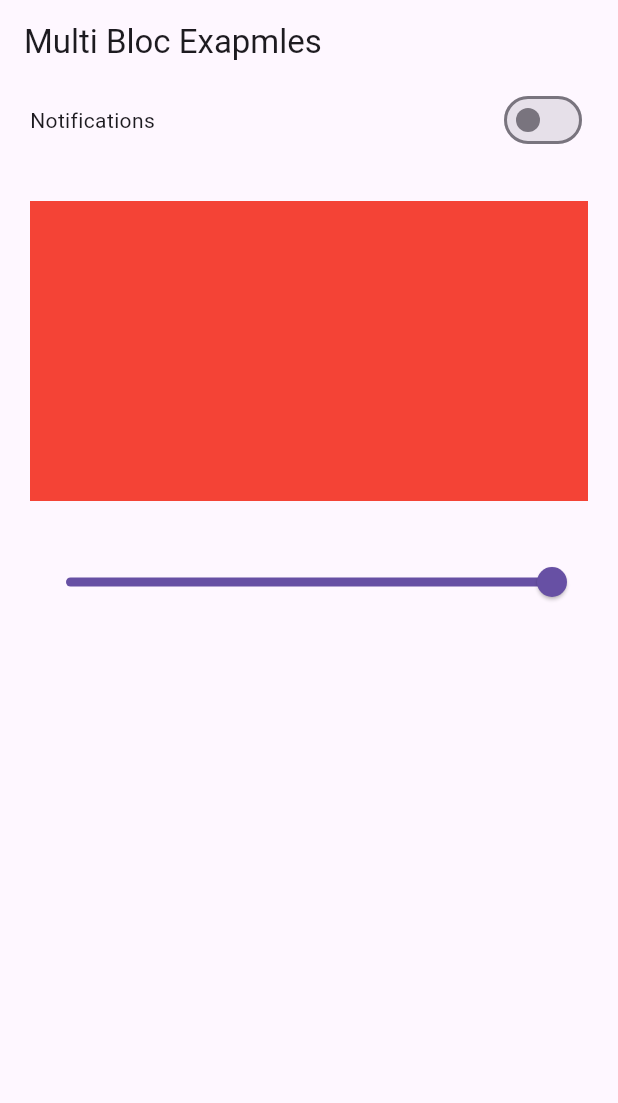
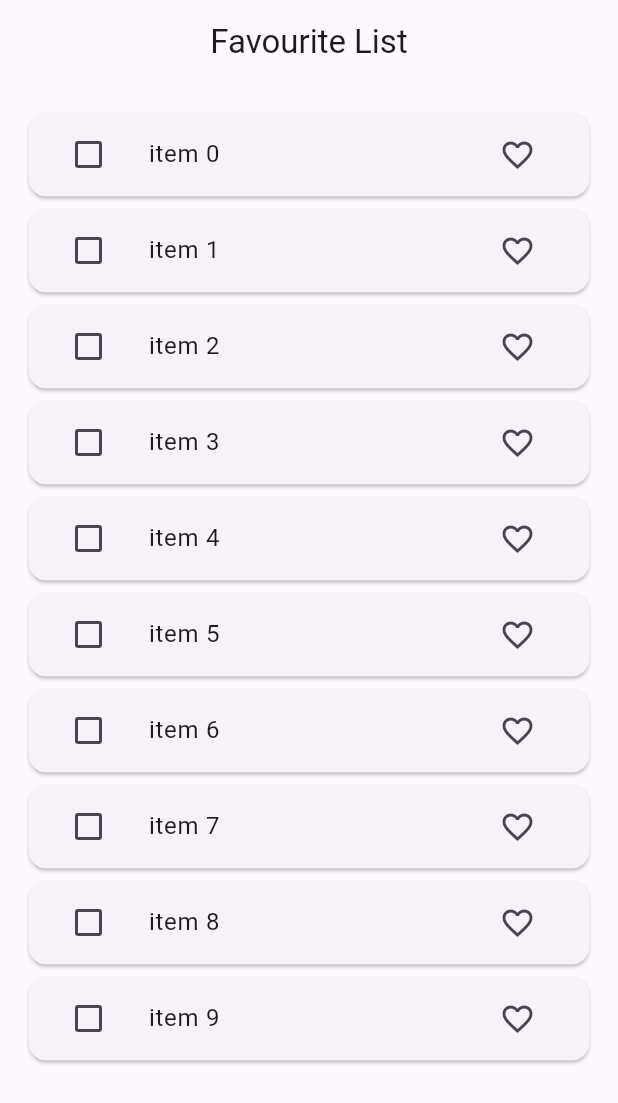
Before and after one commit to Samee4545/BlocLearning, a Flutter app: the screen it shows after launch, on a phone screen of 412 x 824 dp. Shown: the top 1103 px of the screen. Run offline on Flutter 3.47's test engine with Material 3 defaults, Android fonts, the phone set to English and light mode, and no system bars; our stand-ins replace bloc, equatable, flutter_bloc, image_picker.

Commit message:
Add files via upload

```diff
--- /dev/null
+++ b/MultiblocStateManagementExamples/lib/Model/favouriteListModel.dart
@@ -0,0 +1,27 @@
+import 'package:equatable/equatable.dart';
+
+class favouriteItemModel extends Equatable {
+  favouriteItemModel({
+    required this.id,
+    required this.name,
+    this.isDeleted = false,
+    this.isFavourite = false,
+  });
+  final String id;
+  final String name;
+  final bool isFavourite;
+  final bool isDeleted;
+
+  favouriteItemModel copyWith(
+      {String? id, String? name, bool? isFavourite, bool? isDeleted}) {
+    return favouriteItemModel(
+        id: id ?? this.id,
+        name: name ?? this.name,
+        isFavourite: isFavourite ?? this.isFavourite,
+        isDeleted: isDeleted ?? this.isDeleted);
+  }
+
+  @override
+  // TODO: implement props
+  List<Object?> get props => [id, name, isFavourite, isDeleted];
+}
--- /dev/null
+++ b/MultiblocStateManagementExamples/lib/Repository/faourite_repositoroy.dart
@@ -0,0 +1,16 @@
+import 'package:multibloc/Model/favouriteListModel.dart';
+
+class favouriteRepository {
+  Future<List<favouriteItemModel>> fetchItem() async {
+    await Future.delayed(const Duration(seconds: 3));
+
+    return List.of(_generateList(10));
+  }
+
+  List<favouriteItemModel> _generateList(int length) {
+    return List.generate(
+        length,
+        (index) =>
+            favouriteItemModel(id: index.toString(), name: 'item $index'));
+  }
+}
--- /dev/null
+++ b/MultiblocStateManagementExamples/lib/Utils/image_picker_util.dart
@@ -0,0 +1,15 @@
+import 'package:image_picker/image_picker.dart';
+
+class imagePickerUtils {
+  final ImagePicker _picker = ImagePicker();
+
+  Future<XFile> cameraCapture() async {
+    final XFile? image = await _picker.pickImage(source: ImageSource.camera);
+    return image!;
+  }
+
+  Future<XFile> gallreyImage() async {
+    final XFile? image = await _picker.pickImage(source: ImageSource.gallery);
+    return image!;
+  }
+}
--- /dev/null
+++ b/MultiblocStateManagementExamples/lib/Views/favourite_list_app.dart
@@ -0,0 +1,96 @@
+import 'package:flutter/material.dart';
+import 'package:flutter_bloc/flutter_bloc.dart';
+import 'package:multibloc/Model/favouriteListModel.dart';
+import 'package:multibloc/bloc/favourite_list_bloc/favouriteListBloc.dart';
+import 'package:multibloc/bloc/favourite_list_bloc/favouriteListEvent.dart';
+import 'package:multibloc/bloc/favourite_list_bloc/favouriteListStates.dart';
+
+class FavouriteListScreen extends StatefulWidget {
+  const FavouriteListScreen({super.key});
+
+  @override
+  State<FavouriteListScreen> createState() => _FavouriteListScreenState();
+}
+
+class _FavouriteListScreenState extends State<FavouriteListScreen> {
+  @override
+  void initState() {
+    context.read<FavouriteBloc>().add(fetchFaouriteList());
+    super.initState();
+  }
+
+  Widget build(BuildContext context) {
+    return Scaffold(
+      appBar: AppBar(
+        title: const Text("Favourite List"),
+        centerTitle: true,
+        actions: [
+          BlocBuilder<FavouriteBloc, FavouriteStates>(
+            builder: (context, state) {
+              return Visibility(
+                visible: state.tempfavouriteItemList.isNotEmpty ? true : false,
+                child: IconButton(
+                    onPressed: () {
+                      context.read<FavouriteBloc>().add(DeleteItem());
+                    },
+                    icon: Icon(
+                      Icons.delete,
+                      color: Colors.red,
+                    )),
+              );
+            },
+          )
+        ],
+      ),
+      body: Padding(
+        padding: const EdgeInsets.all(15.0),
+        child: BlocBuilder<FavouriteBloc, FavouriteStates>(
+            builder: (context, state) {
+          if (state.loadingStatus == LoadingStatus.loading) {
+            return const Center(child: CircularProgressIndicator());
+          } else if (state.loadingStatus == LoadingStatus.failed) {
+            return const Center(child: Text("Failed to load"));
+          } else {
+            return ListView.builder(
+                itemCount: state.favouriteItemList.length,
+                itemBuilder: ((context, index) {
+                  final item = state.favouriteItemList[index];
+                  return Card(
+                      child: ListTile(
+                          title: Text(item.name.toString()),
+                          leading: Checkbox(
+                              value: state.tempfavouriteItemList.contains(item),
+                              onChanged: (value) {
+                                if (value == true) {
+                                  context
+                                      .read<FavouriteBloc>()
+                                      .add(selectItem(item: item));
+                                } else {
+                                  context
+                                      .read<FavouriteBloc>()
+                                      .add(unSelectItem(item: item));
+                                }
+                              }),
+                          trailing: IconButton(
+                            onPressed: () {
+                              favouriteItemModel FavouriteItemModel =
+                                  favouriteItemModel(
+                                      id: item.id,
+                                      name: item.name,
+                                      isFavourite:
+                                          item.isFavourite ? false : true);
+                              context
+                                  .read<FavouriteBloc>()
+                                  .add(favouriteItem(item: FavouriteItemModel));
+                            },
+                            icon: Icon(item.isFavourite
+                                ? Icons.favorite
+                                : Icons.favorite_border_outlined),
+                          )));
+                }));
+          }
+        }),
+      ),
+    );
+  }
+}
--- /dev/null
+++ b/MultiblocStateManagementExamples/lib/bloc/ImagepickerBloc/image_picker_bloc.dart
@@ -0,0 +1,23 @@
+import 'package:bloc/bloc.dart';
+import 'package:image_picker/image_picker.dart';
+import 'package:multibloc/Utils/image_picker_util.dart';
+import 'package:multibloc/bloc/ImagepickerBloc/image_picker_events.dart';
+import 'package:multibloc/bloc/ImagepickerBloc/image_picker_states.dart';
+
+class ImagePickerBloc extends Bloc<ImagePickerEvents, ImagePickerStates> {
+  final imagePickerUtils imagePickerUtil;
+  ImagePickerBloc(this.imagePickerUtil) : super(ImagePickerStates()) {
+    on<CaptureImage>(cameraCapture);
+  }
+  void cameraCapture(
+      CaptureImage event, Emitter<ImagePickerStates> states) async {
+    XFile? file = await imagePickerUtil.cameraCapture();
+    emit(state.copyWith(imagefile: file));
+  }
+
+  void galleryImage(
+      GalleryIamgePicker event, Emitter<ImagePickerStates> states) async {
+    XFile? file = await imagePickerUtil.gallreyImage();
+    emit(state.copyWith(imagefile: file));
+  }
+}
--- /dev/null
+++ b/MultiblocStateManagementExamples/lib/bloc/ImagepickerBloc/image_picker_events.dart
@@ -0,0 +1,12 @@
+import 'package:equatable/equatable.dart';
+
+abstract class ImagePickerEvents extends Equatable {
+  ImagePickerEvents();
+
+  @override
+  List<Object> get props => [];
+}
+
+class CaptureImage extends ImagePickerEvents {}
+
+class GalleryIamgePicker extends ImagePickerEvents {}
--- /dev/null
+++ b/MultiblocStateManagementExamples/lib/bloc/ImagepickerBloc/image_picker_states.dart
@@ -0,0 +1,18 @@
+import 'package:equatable/equatable.dart';
+import 'package:image_picker/image_picker.dart';
+
+class ImagePickerStates extends Equatable {
+  final XFile? imagefile;
+  const ImagePickerStates({
+    this.imagefile,
+  });
+
+  ImagePickerStates copyWith({XFile? imagefile}) {
+    return ImagePickerStates(
+      imagefile: imagefile ?? this.imagefile,
+    );
+  }
+
+  @override
+  List<Object?> get props => [imagefile];
+}
--- /dev/null
+++ b/MultiblocStateManagementExamples/lib/bloc/List_bloc/list_bloc.dart
@@ -0,0 +1,21 @@
+import 'package:bloc/bloc.dart';
+import 'package:multibloc/bloc/List_bloc/list_bloc_event.dart';
+import 'package:multibloc/bloc/List_bloc/list_bloc_states.dart';
+
+class ToDoBloc extends Bloc<ToDoEvent, ToDoState> {
+  final List<String> todos = [];
+  ToDoBloc() : super(const ToDoState()) {
+    on<AddTodoEvent>(_addToEvent);
+    on<RemoveTodoEvent>(_removeEvent);
+  }
+
+  void _addToEvent(AddTodoEvent event, Emitter<ToDoState> emit) {
+    todos.add(event.task);
+    emit(state.copyWith(todos: List.from(todos)));
+  }
+
+  void _removeEvent(RemoveTodoEvent event, Emitter<ToDoState> emit) {
+    todos.remove(event.index);
+    emit(state.copyWith(todos: List.from(todos)));
+  }
+}
--- /dev/null
+++ b/MultiblocStateManagementExamples/lib/bloc/List_bloc/list_bloc_event.dart
@@ -0,0 +1,22 @@
+import 'package:equatable/equatable.dart';
+
+abstract class ToDoEvent extends Equatable {
+  const ToDoEvent();
+}
+
+class AddTodoEvent extends ToDoEvent {
+  final String task;
+
+  const AddTodoEvent(this.task);
+
+  @override
+  List<Object?> get props => [task];
+}
+
+class RemoveTodoEvent extends ToDoEvent {
+  final Object index;
+  const RemoveTodoEvent(this.index);
+
+  @override
+  List<Object?> get props => [index];
+}
--- /dev/null
+++ b/MultiblocStateManagementExamples/lib/bloc/List_bloc/list_bloc_states.dart
@@ -0,0 +1,16 @@
+import 'package:equatable/equatable.dart';
+
+class ToDoState extends Equatable {
+  final List<String> todos;
+
+  const ToDoState({this.todos = const []});
+
+  ToDoState copyWith({List<String>? todos}) {
+    return ToDoState(
+      todos: todos ?? this.todos,
+    );
+  }
+
+  @override
+  List<Object> get props => [todos];
+}
--- /dev/null
+++ b/MultiblocStateManagementExamples/lib/bloc/favourite_list_bloc/favouriteListBloc.dart
@@ -0,0 +1,61 @@
+import 'package:flutter_bloc/flutter_bloc.dart';
+import 'package:multibloc/Model/favouriteListModel.dart';
+import 'package:multibloc/Repository/faourite_repositoroy.dart';
+import 'package:multibloc/bloc/favourite_list_bloc/favouriteListEvent.dart';
+import 'package:multibloc/bloc/favourite_list_bloc/favouriteListStates.dart';
+
+class FavouriteBloc extends Bloc<FavouriteEvent, FavouriteStates> {
+  List<favouriteItemModel> favouriteList = [];
+  List<favouriteItemModel> tempfavouriteList = [];
+  favouriteRepository FavouriteRepository;
+  FavouriteBloc(this.FavouriteRepository) : super(const FavouriteStates()) {
+    on<fetchFaouriteList>(fetchList);
+    on<favouriteItem>(_addFavouriteItem);
+    on<selectItem>(_SelectItem);
+    on<unSelectItem>(_UnSelectItem);
+    on<DeleteItem>(_deleteItem);
+  }
+
+  void fetchList(fetchFaouriteList event, Emitter<FavouriteStates> emit) async {
+    favouriteList = await FavouriteRepository.fetchItem();
+    emit(state.copyWith(
+        favouriteItemList: List.from(favouriteList),
+        loadingStatus: LoadingStatus.successful));
+  }
+
+  void _addFavouriteItem(
+      favouriteItem event, Emitter<FavouriteStates> emit) async {
+    final index =
+        favouriteList.indexWhere((element) => element.id == event.item.id);
+    if (event.item.isFavourite) {
+      if (tempfavouriteList.contains(favouriteList[index])) {
+        tempfavouriteList.remove(favouriteList[index]);
+        tempfavouriteList.add(event.item);
+      }
+    }
+    favouriteList[index] = event.item;
+    emit(state.copyWith(
+        favouriteItemList: List.from(favouriteList),
+        tempfavouriteItemList: List.from(tempfavouriteList)));
+  }
+
+  void _SelectItem(selectItem event, Emitter<FavouriteStates> emit) async {
+    tempfavouriteList.add(event.item);
+    emit(state.copyWith(tempfavouriteItemList: List.from(tempfavouriteList)));
+  }
+
+  void _UnSelectItem(unSelectItem event, Emitter<FavouriteStates> emit) async {
+    tempfavouriteList.remove(event.item);
+    emit(state.copyWith(tempfavouriteItemList: List.from(tempfavouriteList)));
+  }
+
+  void _deleteItem(DeleteItem event, Emitter<FavouriteStates> emit) async {
+    for (int i = 0; i < tempfavouriteList.length; i++) {
+      favouriteList.remove(tempfavouriteList[i]);
+    }
+    tempfavouriteList.clear();
+    emit(state.copyWith(
+        tempfavouriteItemList: List.from(tempfavouriteList),
+        favouriteItemList: List.from(favouriteList)));
+  }
+}
--- /dev/null
+++ b/MultiblocStateManagementExamples/lib/bloc/favourite_list_bloc/favouriteListEvent.dart
@@ -0,0 +1,28 @@
+import 'package:equatable/equatable.dart';
+import 'package:multibloc/Model/favouriteListModel.dart';
+
+abstract class FavouriteEvent extends Equatable {
+  FavouriteEvent();
+
+  @override
+  List<Object> get props => [];
+}
+
+class fetchFaouriteList extends FavouriteEvent {}
+
+class favouriteItem extends FavouriteEvent {
+  final favouriteItemModel item;
+  favouriteItem({required this.item});
+}
+
+class selectItem extends FavouriteEvent {
+  final favouriteItemModel item;
+  selectItem({required this.item});
+}
+
+class unSelectItem extends FavouriteEvent {
+  final favouriteItemModel item;
+  unSelectItem({required this.item});
+}
+
+class DeleteItem extends FavouriteEvent {}
--- /dev/null
+++ b/MultiblocStateManagementExamples/lib/bloc/favourite_list_bloc/favouriteListStates.dart
@@ -0,0 +1,30 @@
+import 'package:equatable/equatable.dart';
+import 'package:multibloc/Model/favouriteListModel.dart';
+
+enum LoadingStatus { loading, successful, failed }
+
+class FavouriteStates extends Equatable {
+  final List<favouriteItemModel> favouriteItemList;
+  final List<favouriteItemModel> tempfavouriteItemList;
+  final LoadingStatus loadingStatus;
+  const FavouriteStates({
+    this.tempfavouriteItemList = const [],
+    this.favouriteItemList = const [],
+    this.loadingStatus = LoadingStatus.loading,
+  });
+
+  FavouriteStates copyWith(
+      {List<favouriteItemModel>? favouriteItemList,
+      final List<favouriteItemModel>? tempfavouriteItemList,
+      LoadingStatus? loadingStatus}) {
+    return FavouriteStates(
+        tempfavouriteItemList:
+            tempfavouriteItemList ?? this.tempfavouriteItemList,
+        favouriteItemList: favouriteItemList ?? this.favouriteItemList,
+        loadingStatus: loadingStatus ?? this.loadingStatus);
+  }
+
+  @override
+  List<Object> get props =>
+      [favouriteItemList, loadingStatus, tempfavouriteItemList];
+}
--- a/MultiblocStateManagementExamples/lib/main.dart
+++ b/MultiblocStateManagementExamples/lib/main.dart
@@ -1,7 +1,12 @@
 import 'package:flutter/material.dart';
 import 'package:flutter_bloc/flutter_bloc.dart';
+import 'package:multibloc/Repository/faourite_repositoroy.dart';
+import 'package:multibloc/Utils/image_picker_util.dart';
+import 'package:multibloc/Views/favourite_list_app.dart';
+import 'package:multibloc/bloc/ImagepickerBloc/image_picker_bloc.dart';
+import 'package:multibloc/bloc/List_bloc/list_bloc.dart';
+import 'package:multibloc/bloc/favourite_list_bloc/favouriteListBloc.dart';
 import 'package:multibloc/bloc/switch_bloc/switchbloc.dart';
-import 'package:multibloc/ui.dart';
 
 void main() {
   runApp(const MyApp());
@@ -14,10 +19,17 @@ class MyApp extends StatelessWidget {
   @override
   Widget build(BuildContext context) {
     return MultiBlocProvider(
-        providers: [BlocProvider(create: (_) => SwitchBloc())],
+        providers: [
+          BlocProvider(create: (_) => SwitchBloc()),
+          BlocProvider(create: (_) => ImagePickerBloc(imagePickerUtils())),
+          BlocProvider(create: (_) => ToDoBloc()),
+          BlocProvider(create: (_) => FavouriteBloc(favouriteRepository()))
+        ],
         child: MaterialApp(
           title: "Flutter Demo",
-          home: HomeScreen(),
+          debugShowCheckedModeBanner: false,
+          home:
+              FavouriteListScreen(), //Provide screen of exapmle which you want to execute
         ));
   }
 }
```
Also changed, not shown: MultiblocStateManagementExamples/lib/Views/Listview.dart (added, +60 -0 lines), MultiblocStateManagementExamples/lib/Views/image_picker_Ui.dart (added, +59 -0 lines), MultiblocStateManagementExamples/lib/Views/switch_Notification_And_Slider_ui.dart.dart (added, +67 -0 lines).
